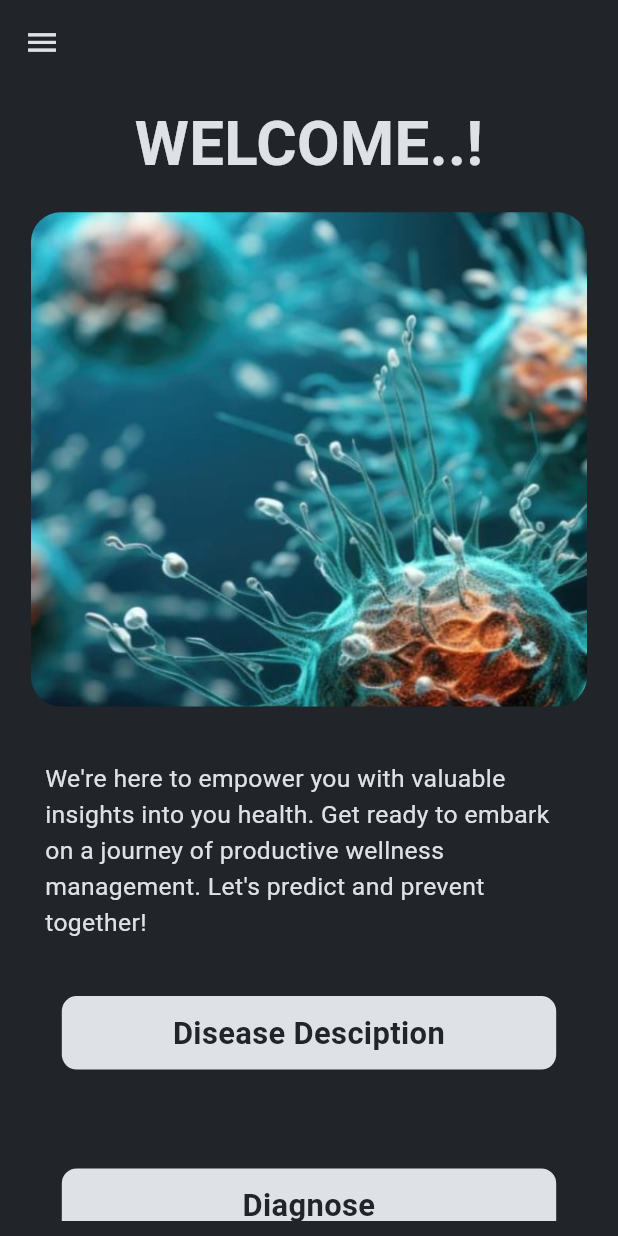
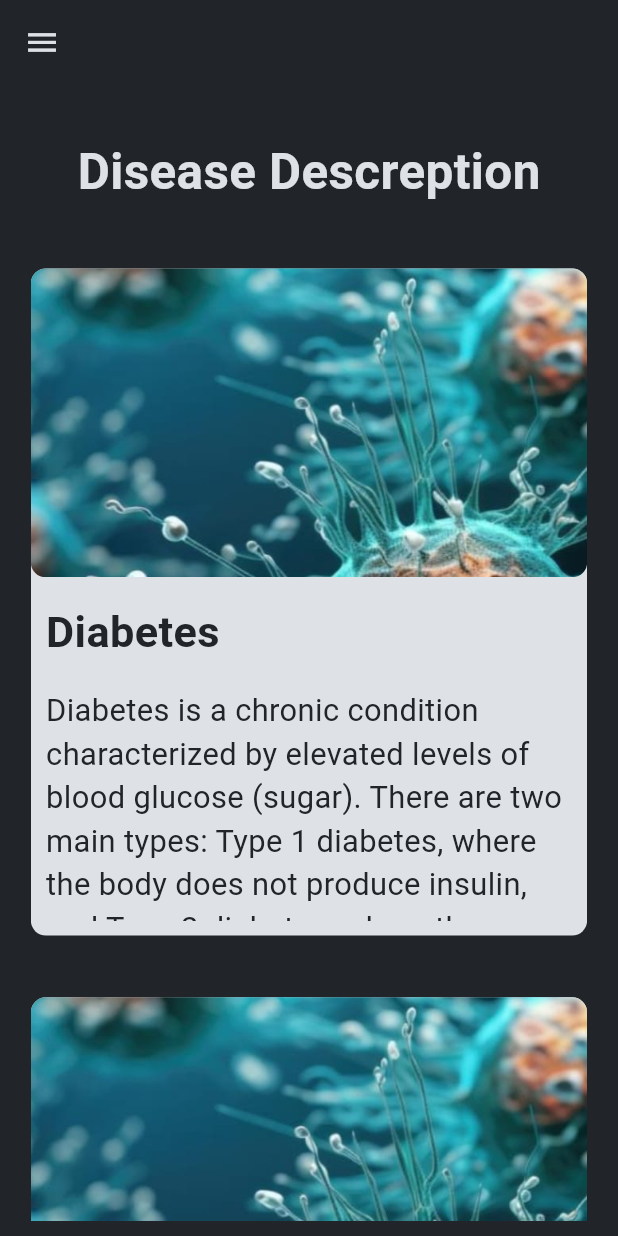
Before and after one commit to Samarth-09/SmartDaignoseHub, a Flutter app: the screen it shows after launch, after a tap on "Disease Desciption", on a phone screen of 412 x 824 dp. Run offline on Flutter 3.47's test engine with Material 3 defaults, Android fonts, the phone set to English and light mode, and no system bars; our stand-ins replace dio, flutter_bloc, google_fonts, shared_preferences, video_player; network calls fail; Roboto replaces fonts that are missing (Gowun Dodum).

Commit message:
[Added]: diseaseDescreption page

```diff
--- a/dieases_prediction/lib/main.dart
+++ b/dieases_prediction/lib/main.dart
@@ -1,4 +1,5 @@
 import 'package:dieases_prediction/screens/diabetes.dart';
+import 'package:dieases_prediction/screens/diseaseDescreption.dart';
 import 'package:dieases_prediction/screens/login.dart';
 import 'package:dieases_prediction/routes.dart';
 import 'package:dieases_prediction/screens/outcome.dart';
@@ -24,7 +25,8 @@ class MyApp extends StatelessWidget {
           routes.predictDiabetes: (context) => const diabetes(),
           routes.outcome: (context) => const outcome(),
           routes.welcome: (context) => const welcome(),
-          routes.selectDisease: (context) => const selectDisease()
+          routes.selectDisease: (context) => const selectDisease(),
+          routes.diseaseDescreption:(context) => const diseaseDescreption()
         });
   }
 }
--- a/dieases_prediction/lib/routes.dart
+++ b/dieases_prediction/lib/routes.dart
@@ -4,4 +4,5 @@ class routes{
   static String outcome = '/outcome.dart';
   static String welcome = '/welcome.dart';
   static String selectDisease = '/selectDisease.dart';
+  static String diseaseDescreption = "/diseaseDescreption.dart";
 }
--- /dev/null
+++ b/dieases_prediction/lib/screens/diseaseDescreption.dart
@@ -0,0 +1,142 @@
+import 'package:flutter/material.dart';
+import 'package:google_fonts/google_fonts.dart';
+
+class diseaseDescreption extends StatefulWidget {
+  const diseaseDescreption({super.key});
+
+  @override
+  State<diseaseDescreption> createState() => _diseaseDescreptionState();
+}
+
+class _diseaseDescreptionState extends State<diseaseDescreption> {
+  @override
+  Widget build(BuildContext context) {
+    double w = MediaQuery.of(context).size.width,
+        h = MediaQuery.of(context).size.height;
+    return Scaffold(
+        appBar: AppBar(
+          iconTheme: IconThemeData(
+              color: Color.fromARGB(255, 222, 226, 230), size: (w / 100) * 6),
+          backgroundColor: Color.fromARGB(255, 33, 37, 41),
+        ),
+        drawer: Drawer(
+            backgroundColor: Color.fromARGB(255, 52, 58, 64),
+            // elevation: 10,
+            child: ListView(children: [])),
+        body: Container(
+            padding: EdgeInsets.all(10),
+            alignment: Alignment.center,
+            width: w,
+            height: h,
+            color: const Color.fromARGB(255, 33, 37, 41),
+            child: SingleChildScrollView(
+                child: Column(children: [
+              Container(
+                margin: EdgeInsets.only(top: (h / 100) * 3),
+                child: Text(
+                  "Disease Descreption",
+                  style: GoogleFonts.getFont("Gowun Dodum").copyWith(
+                      color: const Color.fromARGB(255, 222, 226, 230),
+                      fontSize: (w / 100) * 8,
+                      fontWeight: FontWeight.bold),
+                ),
+              ),
+              card(
+                  w,
+                  h,
+                  "assets/images/img1.jpeg",
+                  "Diabetes",
+                  "Diabetes is a chronic condition characterized by elevated levels of blood glucose (sugar). There are two main types: Type 1 diabetes, where the body does not produce insulin, and Type 2 diabetes, where the body's cells do not respond effectively to insulin. Insulin is a hormone that regulates blood sugar. Diabetes can lead to various complications, including cardiovascular disease, kidney disease, and nerve damage. Management involves lifestyle changes, medication, and insulin therapy.",
+                  "file"),
+              card(
+                  w,
+                  h,
+                  "assets/images/img1.jpeg",
+                  "Heart Disease",
+                  "Heart disease, also known as cardiovascular disease, refers to a range of conditions that affect the heart and blood vessels. These conditions can include coronary artery disease, heart failure, arrhythmias, and valvular disorders. Heart disease often involves the buildup of fatty deposits (plaque) in the arteries, which can lead to reduced blood flow to the heart and other complications.",
+                  "file"),
+              card(
+                  w,
+                  h,
+                  "assets/images/img1.jpeg",
+                  "Parkinson",
+                  "Parkinson's disease is a neurodegenerative disorder that primarily affects movement. It is characterized by the gradual loss of dopamine-producing cells in the brain. Common symptoms include tremors, stiffness, bradykinesia (slowness of movement), and postural instability. Parkinson's disease can also lead to non-motor symptoms, such as cognitive changes and mood disorders.",
+                  "file")
+            ]))));
+  }
+
+  Widget card(
+      double w, double h, String img, String name, String desc, String file) {
+    return Container(
+      width: w * 0.9,
+      margin: EdgeInsets.only(top: (h / 100) * 5),
+      //padding: EdgeInsets.all(8),
+      decoration: BoxDecoration(
+          color: const Color.fromARGB(255, 222, 226, 230),
+          borderRadius: BorderRadius.circular(10)),
+      child: Column(
+        crossAxisAlignment: CrossAxisAlignment.start,
+        children: [
+          Container(
+            margin: EdgeInsets.only(bottom: (h / 100) * 2),
+            child: ClipRRect(
+              borderRadius: BorderRadius.circular(10),
+              child: Image.asset(
+                img,
+                width: w * 0.9,
+                height: h * 0.25,
+                fit: BoxFit.cover,
+              ),
+            ),
+          ),
+          Container(
+            padding: EdgeInsets.only(left: 10),
+            margin: EdgeInsets.only(bottom: (h / 100) * 2),
+            child: Text(
+              name,
+              style: GoogleFonts.getFont("Gowun Dodum").copyWith(
+                  color: const Color.fromARGB(255, 33, 37, 41),
+                  fontSize: (w / 100) * 7,
+                  fontWeight: FontWeight.bold),
+            ),
+          ),
+          Container(
+            padding: EdgeInsets.only(right: 10, bottom: 10, left: 10),
+            width: w * 0.9,
+            height: h * 0.2,
+            child: ListView(children: [
+              Container(
+                  margin: EdgeInsets.only(bottom: (h / 100) * 2),
+                  child: Text(
+                    desc,
+                    style: GoogleFonts.getFont("Gowun Dodum").copyWith(
+                      color: const Color.fromARGB(255, 33, 37, 41),
+                      fontSize: (w / 100) * 5,
+                    ),
+                  )),
+              Container(
+                width: w * 0.9,
+                alignment: Alignment.bottomRight,
+                child: InkWell(
+                    onTap: () {},
+                    child: Container(
+                      decoration: BoxDecoration(
+                          color: const Color.fromARGB(255, 33, 37, 41),
+                          borderRadius: BorderRadius.circular(15)),
+                      padding: EdgeInsets.all(8),
+                      child: Text(
+                        "more details->",
+                        style: GoogleFonts.getFont("Gowun Dodum").copyWith(
+                          color: const Color.fromARGB(255, 222, 226, 230),
+                          fontSize: (w / 100) * 5,
+                        ),
+                      ),
+                    )),
+              )
+            ]),
+          )
+        ],
+      ),
+    );
+  }
+}
--- a/dieases_prediction/lib/screens/welcome.dart
+++ b/dieases_prediction/lib/screens/welcome.dart
@@ -68,9 +68,36 @@ class _welcomeState extends State<welcome> {
                       )),
                 ),
                 InkWell(
-                  onTap: () {},
+                  onTap: () async {
+                    if (globalVariables.token == "") {
+                      await Navigator.pushNamed(context, routes.login);
+                    } else {
+                      await Navigator.pushNamed(context, routes.selectDisease);
+                    }
+                  },
                   child: Container(
-                      margin: EdgeInsets.only(bottom: (h / 100) * 8),
+                    margin: EdgeInsets.only(bottom: (h / 100) * 8),
+                      width: w * 0.8,
+                      decoration: BoxDecoration(
+                          color: Color.fromARGB(255, 222, 226, 230),
+                          borderRadius: BorderRadius.circular(10)),
+                      padding: EdgeInsets.all(10),
+                      child: Text(
+                        "Diagnose",
+                        textAlign: TextAlign.center,
+                        style: GoogleFonts.getFont("Gowun Dodum").copyWith(
+                            color: const Color.fromARGB(255, 33, 37, 41),
+                            fontSize: (w / 100) * 5,
+                            fontWeight: FontWeight.bold),
+                      )),
+                ),
+                InkWell(
+                  onTap: () async {
+                    await Navigator.pushNamed(
+                        context, routes.diseaseDescreption);
+                  },
+                  child: Container(
+                      margin: EdgeInsets.only(bottom: (h / 100) * 2),
                       width: w * 0.8,
                       decoration: BoxDecoration(
                           color: Color.fromARGB(255, 222, 226, 230),
@@ -84,61 +111,6 @@ class _welcomeState extends State<welcome> {
                             fontSize: (w / 100) * 5,
                             fontWeight: FontWeight.bold),
                       )),
-                ),
-                // Container(
-                //     margin: EdgeInsets.only(right: (w/100) *2),
-                //     width: w,
-                //     alignment: Alignment.bottomRight,
-                //     child: InkWell(
-                //       onTap: () async {
-                //         // if(globalVariables.token == "")
-                //         // {
-                //         //   await Navigator.pushNamed(context, routes.login);
-                //         // }
-                //         // else{
-                //           await Navigator.pushNamed(context, routes.selectDisease);
-                //         //}
-                //       },
-                //       child: Container(
-                //           width: w * 0.4,
-                //           decoration: BoxDecoration(
-                //               color: Color.fromARGB(255, 222, 226, 230),
-                //               borderRadius: BorderRadius.circular(10)),
-                //           padding: EdgeInsets.all(10),
-                //           child: Text(
-                //             "Diagnose",
-                //             textAlign: TextAlign.center,
-                //             style: GoogleFonts.getFont("Gowun Dodum").copyWith(
-                //                 color: const Color.fromARGB(255, 33, 37, 41),
-                //                 fontSize: (w / 100) * 5,
-                //                 fontWeight: FontWeight.bold),
-                //           )),
-                //     ))
-
-                InkWell(
-                  onTap: () async {
-                    if(globalVariables.token == "")
-                    {
-                      await Navigator.pushNamed(context, routes.login);
-                    }
-                    else{
-                    await Navigator.pushNamed(context, routes.selectDisease);
-                    }
-                  },
-                  child: Container(
-                      width: w * 0.8,
-                      decoration: BoxDecoration(
-                          color: Color.fromARGB(255, 222, 226, 230),
-                          borderRadius: BorderRadius.circular(10)),
-                      padding: EdgeInsets.all(10),
-                      child: Text(
-                        "Diagnose",
-                        textAlign: TextAlign.center,
-                        style: GoogleFonts.getFont("Gowun Dodum").copyWith(
-                            color: const Color.fromARGB(255, 33, 37, 41),
-                            fontSize: (w / 100) * 5,
-                            fontWeight: FontWeight.bold),
-                      )),
                 )
               ],
             ),
```
